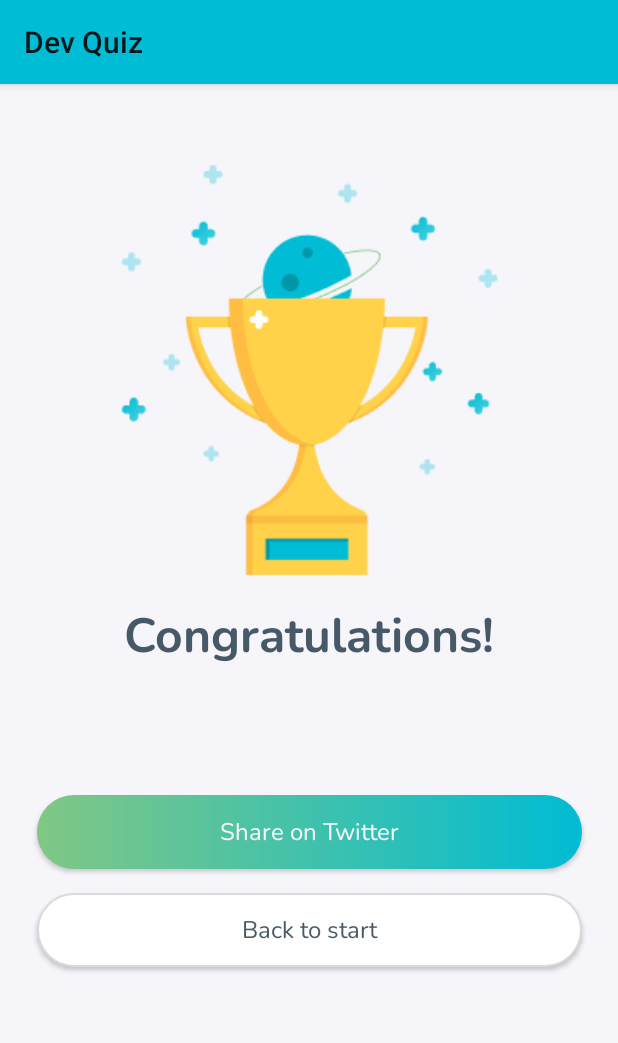
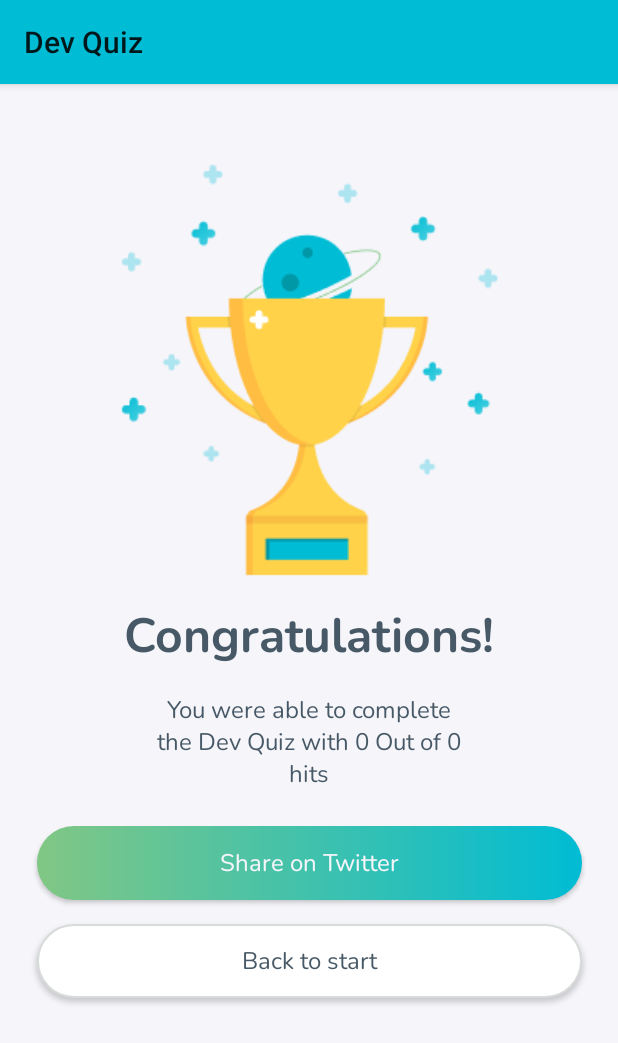
Before and after one commit to JustSpica/DevQuiz, an Android app: the ResultActivity screen opened directly, with no data from a screen before it, on a phone screen of 412 x 824 dp. Shown: the top 1043 px of the screen. Run offline under Robolectric (Android 15) with nearby library versions, the phone set to English and light mode, and no system bars.

Commit message:
finished project

```diff
--- a/app/src/main/java/com/example/devquiz/ResultActivity.kt
+++ b/app/src/main/java/com/example/devquiz/ResultActivity.kt
@@ -1,11 +1,37 @@
 package com.example.devquiz
 
+import android.annotation.SuppressLint
 import androidx.appcompat.app.AppCompatActivity
 import android.os.Bundle
+import android.widget.TextView
+import com.example.devquiz.model.Constants
+import org.jetbrains.anko.startActivity
 
 class ResultActivity : AppCompatActivity() {
+
+    private val textFinish by lazy { findViewById<TextView>(R.id.textDescriptionFinish) }
+    private val buttonCallBack by lazy { findViewById<TextView>(R.id.buttonCallBack) }
+
     override fun onCreate(savedInstanceState: Bundle?) {
         super.onCreate(savedInstanceState)
         setContentView(R.layout.activity_result)
+
+        getScore()
+
+        buttonCallBack.setOnClickListener {
+            startActivity<MainActivity>()
+            finish()
+        }
+    }
+
+    @SuppressLint("SetTextI18n")
+    private fun getScore() {
+        val correctAnswers = intent.getIntExtra(Constants.CORRECT_ANSWERS, 0)
+        val totalQuestions = intent.getIntExtra(Constants.TOTAL_QUESTIONS, 0)
+        val finishDescription = getString(R.string.stringFinishDescription)
+        val outOof = getString(R.string.stringFromQuestion)
+        val hits = getString(R.string.stringHits)
+
+        textFinish.text = "$finishDescription $correctAnswers $outOof $totalQuestions $hits"
     }
 }
--- a/app/src/main/java/com/example/devquiz/model/Constants.kt
+++ b/app/src/main/java/com/example/devquiz/model/Constants.kt
@@ -1,6 +1,9 @@
 package com.example.devquiz.model
 
 object Constants {
+
+    const val CORRECT_ANSWERS: String = "correct_answers"
+    const val TOTAL_QUESTIONS: String = "total_questions"
 
     fun getQuestions(): ArrayList<Question> {
         val questionList = ArrayList<Question>()
--- /dev/null
+++ b/app/src/main/res/drawable/ic_logout.xml
@@ -0,0 +1,5 @@
+<vector android:autoMirrored="true" android:height="24dp"
+    android:tint="#F5F5FA" android:viewportHeight="24"
+    android:viewportWidth="24" android:width="24dp" xmlns:android="http://schemas.android.com/apk/res/android">
+    <path android:fillColor="@android:color/white" android:pathData="M17,7l-1.41,1.41L18.17,11H8v2h10.17l-2.58,2.58L17,17l5,-5zM4,5h8V3H4c-1.1,0 -2,0.9 -2,2v14c0,1.1 0.9,2 2,2h8v-2H4V5z"/>
+</vector>
--- a/app/src/main/res/layout/activity_result.xml
+++ b/app/src/main/res/layout/activity_result.xml
@@ -29,15 +29,15 @@
         app:layout_constraintTop_toBottomOf="@+id/imageView2" />
 
     <TextView
+        android:id="@+id/textDescriptionFinish"
         style="@style/text_description_finish"
-        android:id="@+id/textDescriptionFinish"
         android:layout_width="216dp"
-        android:layout_height="44dp"
+        android:layout_height="wrap_content"
         android:layout_marginTop="16dp"
         app:layout_constraintEnd_toEndOf="parent"
         app:layout_constraintStart_toStartOf="parent"
         app:layout_constraintTop_toBottomOf="@+id/textContratulations"
-        tools:text="Você conseguiu concluir o Dev Quiz com 7 de 10 acertos"/>
+        tools:text="Você conseguiu concluir o Dev Quiz com 7 de 10 acertos" />
 
     <Button
         android:id="@+id/buttonTwitter"
--- a/app/src/main/res/values/strings.xml
+++ b/app/src/main/res/values/strings.xml
@@ -1,3 +1,4 @@
+<?xml version="1.0" encoding="utf-8"?>
 <resources>
     <string name="app_name">Dev Quiz</string>
     <string name="stringFrom">From</string>
@@ -10,11 +11,13 @@
     <string name="stringButtonForgotPassword">Forget password?</string>
     <string name="stringButtonSignIn">Sign in</string>
     <string name="stringButtonSignUp">Sign up</string>
-
     <string name="stringButtonConfirm">Confirm</string>
-    <string name="stringFromQuestion">de</string>
+    <string name="stringFromQuestion">Out of</string>
     <string name="stringQuestion">Question</string>
+    <string name="stringWarning">You need to choose one of the options above</string>
     <string name="stringShareTwitter">Share on Twitter</string>
     <string name="stringBackToStart">Back to start</string>
     <string name="stringCongratulation">Congratulations!</string>
+    <string name="stringFinishDescription">You were able to complete the Dev Quiz with</string>
+    <string name="stringHits">hits</string>
 </resources>
```
Also changed, not shown: app/src/main/java/com/example/devquiz/MainActivity.kt (+8 -0 lines), app/src/main/java/com/example/devquiz/QuizActivity.kt (+20 -6 lines), app/src/main/res/layout/activity_main.xml (+12 -0 lines), 1 other file.
